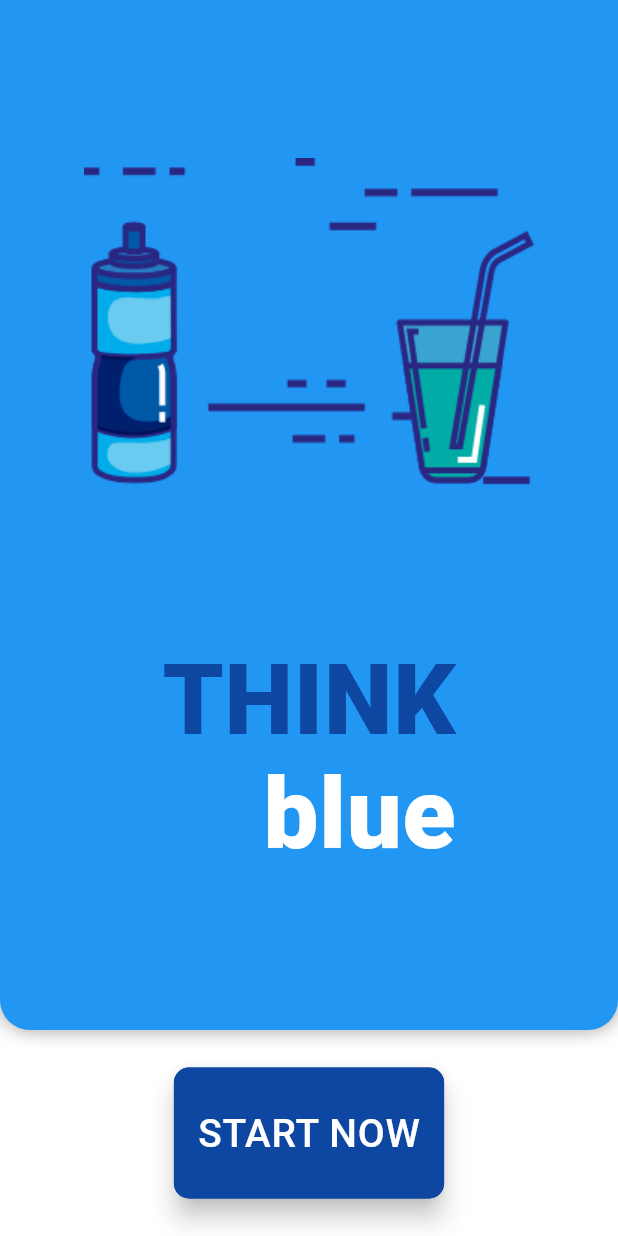
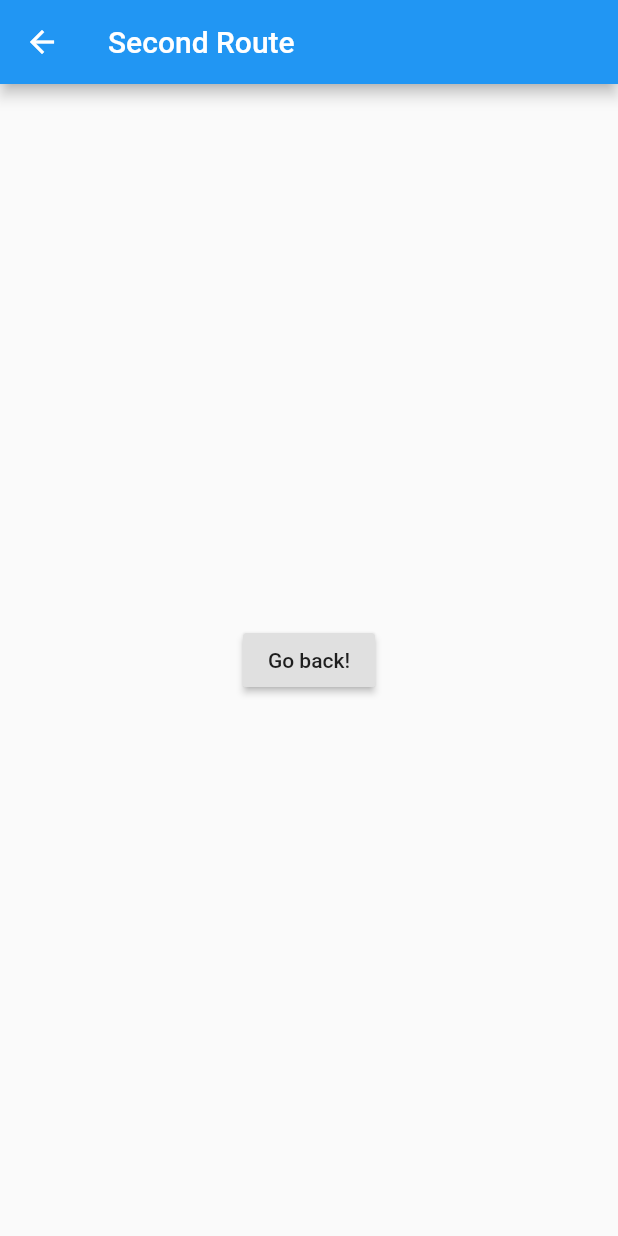
Before and after one commit to momshaddinury/Think-Blue, a Flutter app: the screen it shows after launch, after a tap on "START NOW", on a phone screen of 412 x 824 dp. Run offline on Flutter 3.47's test engine with Material 2 defaults, Android fonts, the phone set to English and light mode, and no system bars.

Commit message:
Second Page Added but needs work. UI design needs to be updated

```diff
--- a/App/think_blue/lib/main.dart
+++ b/App/think_blue/lib/main.dart
@@ -12,13 +12,13 @@ class BaseFunction extends StatelessWidget {
       title: 'Landing Page',
       home: Scaffold(
         backgroundColor: Colors.white,
-        body: BodyFunction(),
+        body: WelcomeScreen(),
       ),
     );
   }
 }
 
-class BodyFunction extends StatelessWidget {
+class WelcomeScreen extends StatelessWidget {
   @override
   Widget build(BuildContext context) {
     return SafeArea(
@@ -81,14 +81,18 @@ class BodyFunction extends StatelessWidget {
                 elevation: 7,
                 shape: new RoundedRectangleBorder(
                   borderRadius: new BorderRadius.circular(10.0),
-                  side: BorderSide(color: Colors.blue.shade900),
                 ),
-                onPressed: () {},
+                onPressed: () {
+                  Navigator.push(
+                    context,
+                    MaterialPageRoute(builder: (context) => SecondRoute()),
+                  );
+                },
                 splashColor: Colors.blueAccent,
                 color: Colors.blue.shade900,
                 child: Text("Start now".toUpperCase(),
                     style: TextStyle(
-                        fontSize: 26,
+                        fontSize: 20,
                         fontFamily: 'Roboto',
                         letterSpacing: 0.5,
                         color: Colors.white)),
@@ -100,3 +104,23 @@ class BodyFunction extends StatelessWidget {
     );
   }
 }
+
+class SecondRoute extends StatelessWidget {
+  @override
+  Widget build(BuildContext context) {
+    return Scaffold(
+      appBar: AppBar(
+        title: Text("Second Route"),
+      ),
+      body: Center(
+        child: RaisedButton(
+          onPressed: () {
+            // Navigate back to first route when tapped.
+            Navigator.pop(context);
+          },
+          child: Text('Go back!'),
+        ),
+      ),
+    );
+  }
+}
```
